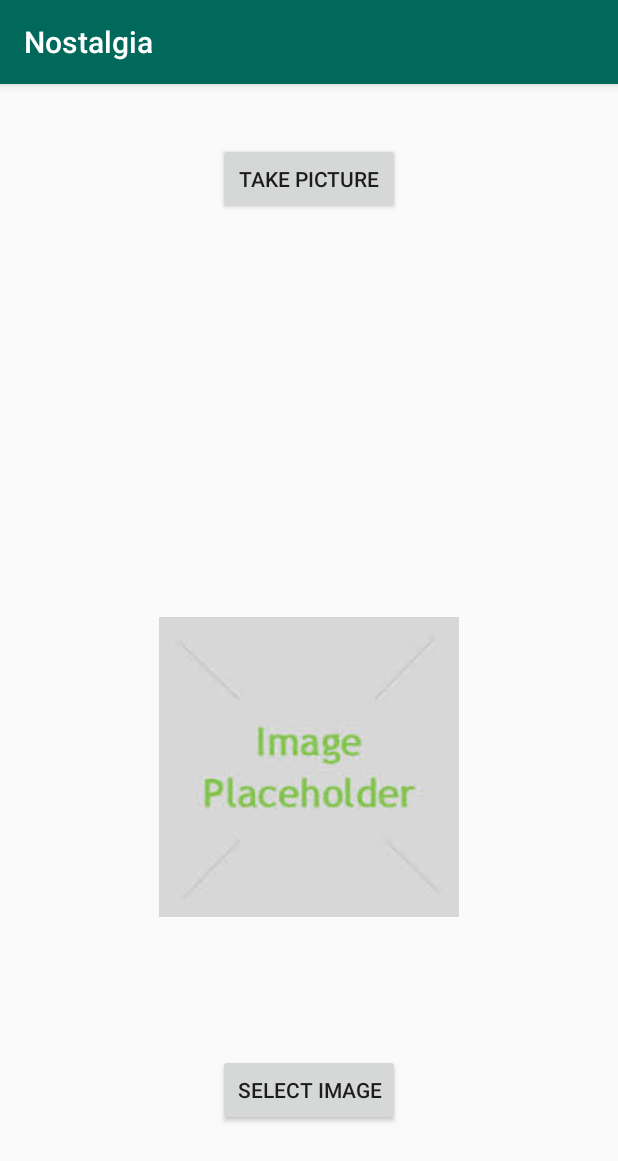
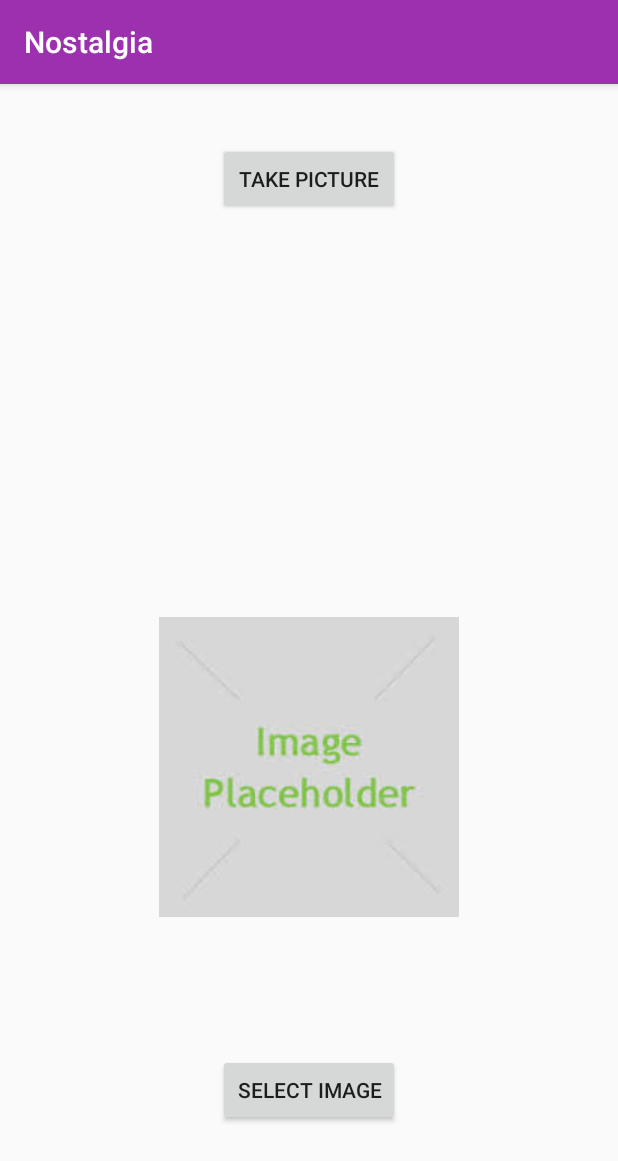
Before and after one commit to RK-ic/Nostalgia, an Android app: the screen it shows after launch (CameraActivity), in the side drawer, after a tap on "Gallery", on a phone screen of 412 x 824 dp. Shown: the top 1161 px of the screen. Run offline under Robolectric (Android 15) with nearby library versions, the phone set to English and light mode, and no system bars; our stand-ins replace Picasso; pictures from the network do not load.

Commit message:
buttons work

```diff
--- a/app/src/main/java/com/example/gabekeyner/nostalgia/MainActivity.java
+++ b/app/src/main/java/com/example/gabekeyner/nostalgia/MainActivity.java
@@ -20,10 +20,6 @@ import android.view.animation.Animation;
 import android.view.animation.AnimationUtils;
 
 import java.util.ArrayList;
-
-//import static com.example.gabekeyner.nostalgia.R.anim.fab_hide;
-//import static com.example.gabekeyner.nostalgia.R.anim.fab_show;
-//import static com.example.gabekeyner.nostalgia.R.id.floatingActionButton;
 
 public class MainActivity extends AppCompatActivity
         implements NavigationView.OnNavigationItemSelectedListener {
@@ -77,22 +73,13 @@ public class MainActivity extends AppCompatActivity
         super.onCreate(savedInstanceState);
         setContentView(R.layout.activity_main);
         initViews();
-//        fabAnimations();
-//        fabClickable();
+        fabAnimations();
+        fabClickable();
 
         recyclerView = (RecyclerView) findViewById(R.id.recyclerView);
 
         Toolbar toolbar = (Toolbar) findViewById(R.id.toolbar);
         setSupportActionBar(toolbar);
-
-//        FloatingActionButton fab = (FloatingActionButton) findViewById(R.id.fab);
-//        fab.setOnClickListener(new View.OnClickListener() {
-//            @Override
-//            public void onClick(View view) {
-//                Snackbar.make(view, "Replace with your own action", Snackbar.LENGTH_LONG)
-//                        .setAction("Action", null).show();
-//            }
-//        });
 
         DrawerLayout drawer = (DrawerLayout) findViewById(R.id.drawer_layout);
         ActionBarDrawerToggle toggle = new ActionBarDrawerToggle(
@@ -102,8 +89,9 @@ public class MainActivity extends AppCompatActivity
 
         NavigationView navigationView = (NavigationView) findViewById(R.id.nav_view);
         navigationView.setNavigationItemSelectedListener(this);
+}
 
-//    private void  fabAnimations(){
+    private void fabAnimations() {
         //ANIMATION LAYOUTS
         hide_fab = AnimationUtils.loadAnimation(getApplicationContext(), R.anim.fab_hide);
         show_fab = AnimationUtils.loadAnimation(getApplicationContext(), R.anim.fab_show);
@@ -116,14 +104,14 @@ public class MainActivity extends AppCompatActivity
         floatingActionButton2 = (FloatingActionButton) findViewById(R.id.floatingActionButton2);
         floatingActionButton3 = (FloatingActionButton) findViewById(R.id.floatingActionButton3);
 
-//    }
-//    private void fabClickable () {
+    }
+
+    private void fabClickable() {
 
         fab.setOnClickListener(new View.OnClickListener() {
             @Override
             public void onClick(View view) {
-                if (isOpen)
-                {
+                if (isOpen) {
                     fab.startAnimation(rotate_anticlockwise);
 
                     floatingActionButton1.startAnimation(hide_fab);
@@ -137,9 +125,7 @@ public class MainActivity extends AppCompatActivity
 
                     isOpen = false;
 
-                }
-                else
-                {
+                } else {
                     fab.startAnimation(rotate_clockwise);
 
                     floatingActionButton1.startAnimation(show_fab);
@@ -152,11 +138,6 @@ public class MainActivity extends AppCompatActivity
 
                     isOpen = true;
                 }
-            }
-        });
-        fab.setOnClickListener(new View.OnClickListener() {
-            @Override
-            public void onClick(View view) {
             }
         });
         floatingActionButton1.setOnClickListener(new View.OnClickListener() {
@@ -176,11 +157,7 @@ public class MainActivity extends AppCompatActivity
 
             }
         });
-//    }
-
     }
-
-
 
     //VIEWS
     private void initViews(){
@@ -246,8 +223,6 @@ public class MainActivity extends AppCompatActivity
             return super.onOptionsItemSelected(item);
         }
 
-
-
     @SuppressWarnings("StatementWithEmptyBody")
     @Override
     public boolean onNavigationItemSelected(MenuItem item) {
--- a/app/src/main/res/values/colors.xml
+++ b/app/src/main/res/values/colors.xml
@@ -9,11 +9,11 @@
     <color name="LightColor">#6f3e7d</color>
     <!--Main Colors Are Below-->
     <color name="ColorDark2">#bea42e</color>
-    <color name="LightColor2">#00695c</color>
+    <color name="LightColor2">#9c30af</color>
     <color name="colorAccent">#839162</color>
 
     <color name="black_overlay">#66000000</color>
-    <color name="Accent">#bea42e</color>
-    <color name="DarkColor2">#005d53</color>
+    <color name="Accent">#bc1dd8</color>
+    <color name="DarkColor2">#a853b7</color>
 
 </resources>
```
